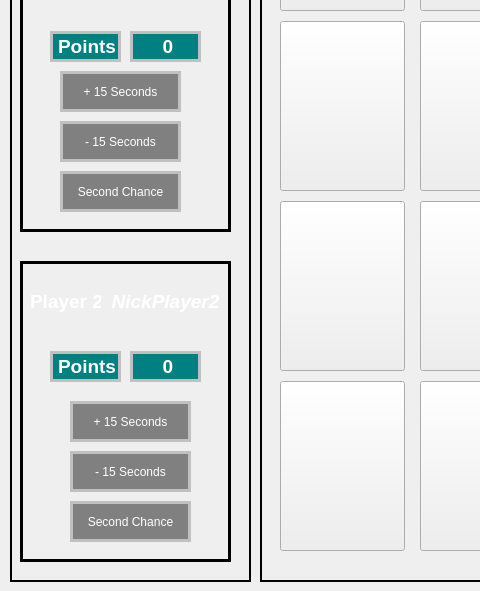
Before: the Qt Designer form main code/gamewindow.ui in A-HiDALGO/Proyecto1, drawn with Qt 5; both pictures show x 0 to 480 and y 199 to 790 of the 1149 by 790 pixel window.
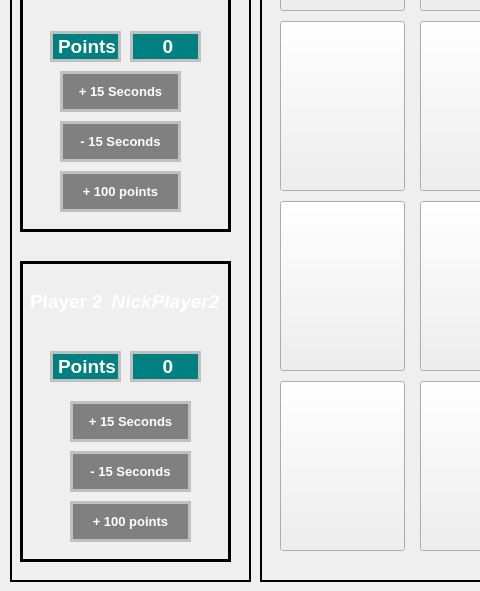
After: the same form once the commit is applied. Icons and pictures are not drawn.

Diff of the .ui file:
```diff
--- a/main code/gamewindow.ui
+++ b/main code/gamewindow.ui
@@ -730,8 +730,14 @@
         <height>41</height>
        </rect>
       </property>
+      <property name="font">
+       <font>
+        <pointsize>10</pointsize>
+        <bold>true</bold>
+       </font>
+      </property>
       <property name="text">
-       <string>Second Chance</string>
+       <string>+ 100 points</string>
       </property>
      </widget>
      <widget class="QPushButton" name="PowerUp2">
@@ -743,6 +749,12 @@
         <height>41</height>
        </rect>
       </property>
+      <property name="font">
+       <font>
+        <pointsize>10</pointsize>
+        <bold>true</bold>
+       </font>
+      </property>
       <property name="text">
        <string>- 15 Seconds</string>
       </property>
@@ -756,6 +768,12 @@
         <height>41</height>
        </rect>
       </property>
+      <property name="font">
+       <font>
+        <pointsize>10</pointsize>
+        <bold>true</bold>
+       </font>
+      </property>
       <property name="styleSheet">
        <string notr="true"/>
       </property>
@@ -873,6 +891,12 @@
         <height>41</height>
        </rect>
       </property>
+      <property name="font">
+       <font>
+        <pointsize>10</pointsize>
+        <bold>true</bold>
+       </font>
+      </property>
       <property name="text">
        <string>- 15 Seconds</string>
       </property>
@@ -886,6 +910,12 @@
         <height>41</height>
        </rect>
       </property>
+      <property name="font">
+       <font>
+        <pointsize>10</pointsize>
+        <bold>true</bold>
+       </font>
+      </property>
       <property name="text">
        <string>+ 15 Seconds</string>
       </property>
@@ -899,8 +929,14 @@
         <height>41</height>
        </rect>
       </property>
+      <property name="font">
+       <font>
+        <pointsize>10</pointsize>
+        <bold>true</bold>
+       </font>
+      </property>
       <property name="text">
-       <string>Second Chance</string>
+       <string>+ 100 points</string>
       </property>
      </widget>
     </widget>
```
